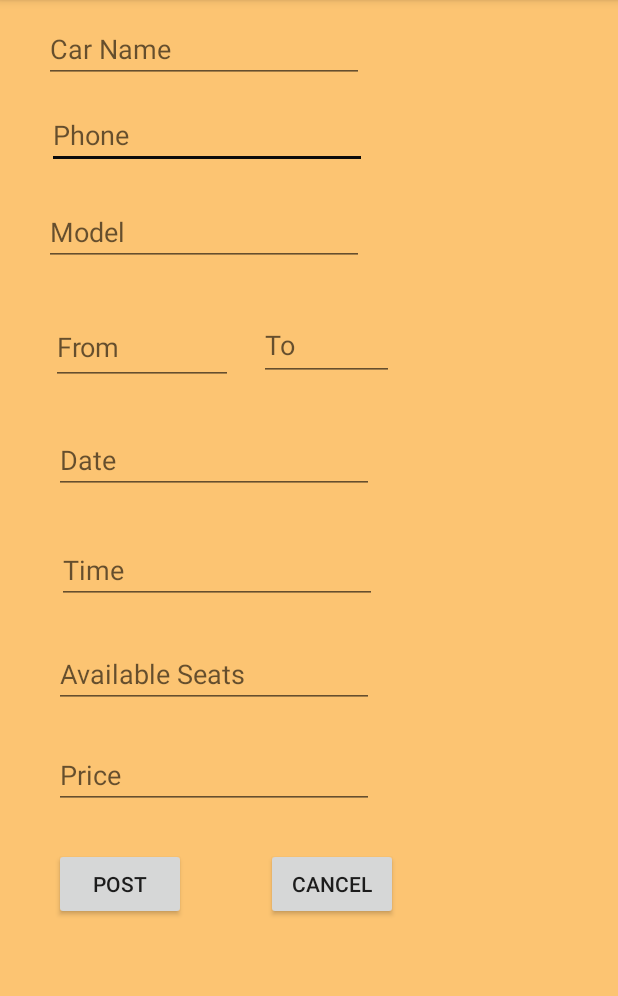
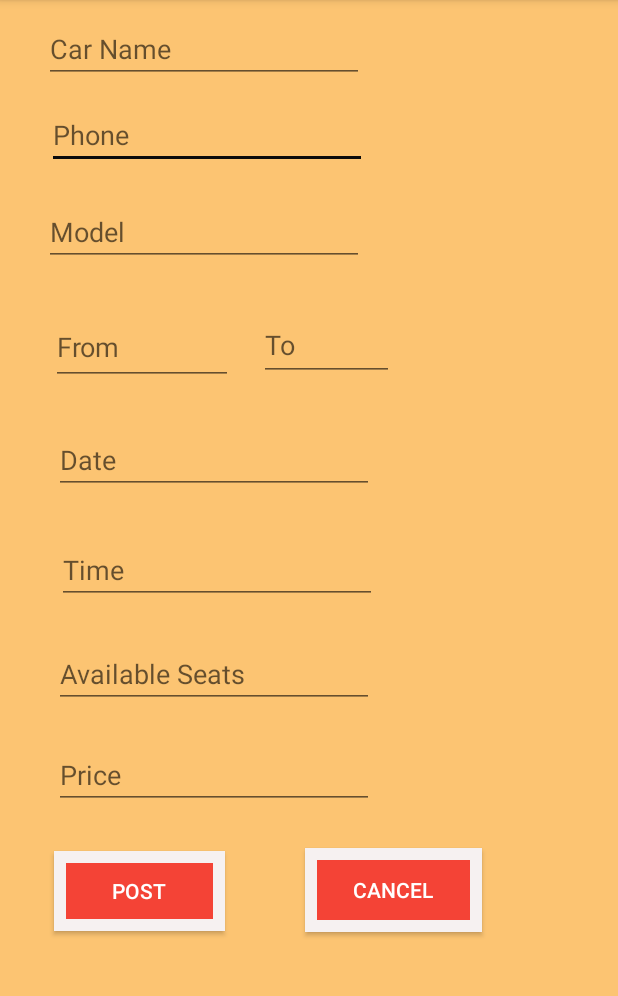
Before and after one commit to harpal779/CarPooling, an Android app: the Driver2 screen opened directly, with no data from a screen before it, on a phone screen of 412 x 824 dp, the part 84-1080 px from its top. Run offline under Robolectric (Android 15) with nearby library versions, the phone set to English and light mode, and no system bars; Roboto replaces fonts that are not available here.

Commit message:
designing

```diff
--- a/app/src/main/res/drawable/border.xml
+++ b/app/src/main/res/drawable/border.xml
@@ -1,5 +1,5 @@
 <?xml version="1.0" encoding="utf-8"?>
 <shape xmlns:android="http://schemas.android.com/apk/res/android" >
     <solid android:color="#F44336" />
-    <stroke android:width="10dip" android:color="#F6F1F1"/>
+    <stroke android:width="8dip" android:color="#F6F1F1"/>
 </shape>
--- a/app/src/main/res/layout/activity_driver2.xml
+++ b/app/src/main/res/layout/activity_driver2.xml
@@ -138,23 +138,27 @@
 
     <Button
         android:id="@+id/button9"
-        android:layout_width="wrap_content"
-        android:layout_height="wrap_content"
+        android:layout_width="114dp"
+        android:layout_height="53dp"
         android:layout_marginStart="36dp"
         android:layout_marginLeft="36dp"
-        android:layout_marginTop="26dp"
+        android:layout_marginTop="28dp"
+        android:background="@drawable/border"
         android:text="Post"
+        android:textColor="#FFFFFF"
         app:layout_constraintStart_toStartOf="parent"
         app:layout_constraintTop_toBottomOf="@+id/editTextNumber" />
 
     <Button
         android:id="@+id/button10"
-        android:layout_width="wrap_content"
-        android:layout_height="wrap_content"
+        android:layout_width="118dp"
+        android:layout_height="56dp"
         android:layout_marginStart="53dp"
         android:layout_marginLeft="53dp"
         android:layout_marginTop="26dp"
+        android:background="@drawable/border"
         android:text="Cancel"
+        android:textColor="#FFFFFF"
         app:layout_constraintStart_toEndOf="@+id/button9"
         app:layout_constraintTop_toBottomOf="@+id/editTextNumber" />
 
```
Also changed, not shown: app/src/main/res/layout/activity_interface.xml (+8 -6 lines), app/src/main/res/layout/login.xml (+10 -7 lines), app/src/main/res/layout/signup.xml (+9 -5 lines).
